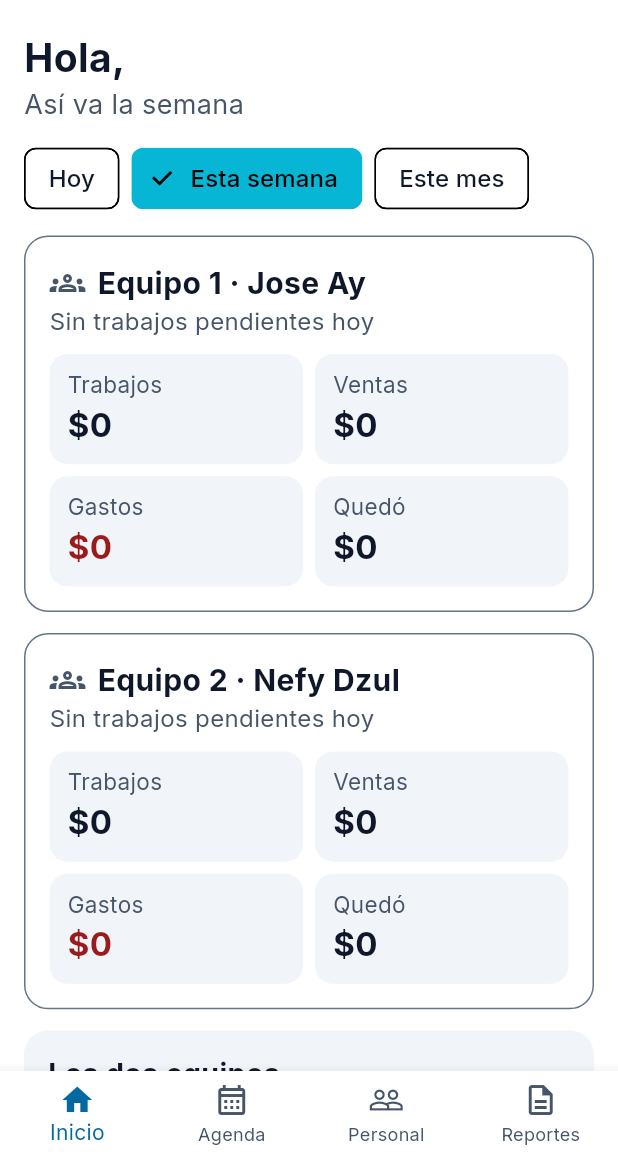
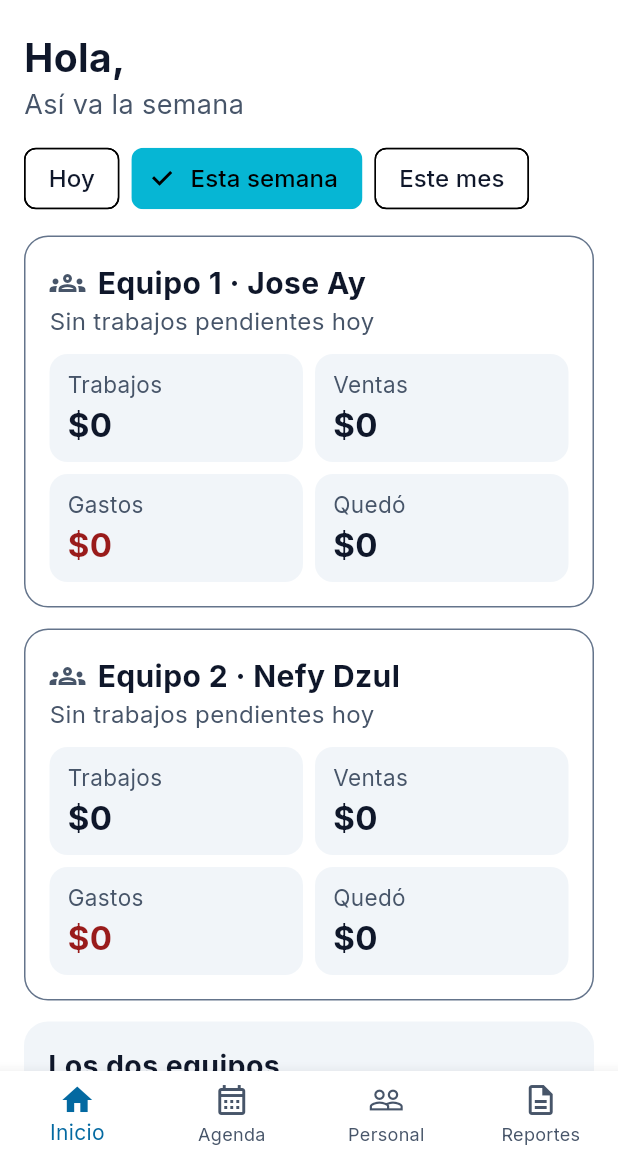
Before and after one commit to HeilamAP/herreria-app-mobile, a Flutter app: the MainNavigationScreen screen opened directly, on a phone screen of 412 x 824 dp, the part 78-1236 px from its top. Run offline on Flutter 3.47's test engine with Material 3 defaults, Android fonts, the phone set to English and light mode, and no system bars; our stand-ins replace google_fonts, image_picker, share_plus, shared_preferences; accounts and stored records are empty.

Commit message:
Inicio del administrador: los montos ya no se cortan
Los cuadros de Trabajos, Ventas, Gastos y Quedó tenían un alto fijo y,
con la letra grande de la app, el monto se cortaba por abajo. Ahora el
alto se ajusta al texto.

Co-Authored-By: Claude Opus 5.5 <noreply@anthropic.com>

```diff
--- a/lib/screens/admin_inicio_screen.dart
+++ b/lib/screens/admin_inicio_screen.dart
@@ -141,20 +141,18 @@ class _TarjetaEquipo extends StatelessWidget {
             style: TextStyle(fontSize: 16, color: EC.textoSuave),
           ),
           const SizedBox(height: 10),
-          GridView.count(
-            crossAxisCount: 2,
-            shrinkWrap: true,
-            physics: const NeverScrollableScrollPhysics(),
-            mainAxisSpacing: 8,
-            crossAxisSpacing: 8,
-            childAspectRatio: 2.3,
-            children: [
-              dato('Trabajos', resumen.trabajos),
-              dato('Ventas', resumen.ventas),
-              dato('Gastos', resumen.gastos, color: EC.peligroTexto),
-              dato('Quedó', resumen.quedo),
-            ],
-          ),
+          // Dos filas de dos cuadros; el alto se ajusta al texto para que el monto nunca se corte.
+          Row(children: [
+            Expanded(child: dato('Trabajos', resumen.trabajos)),
+            const SizedBox(width: 8),
+            Expanded(child: dato('Ventas', resumen.ventas)),
+          ]),
+          const SizedBox(height: 8),
+          Row(children: [
+            Expanded(child: dato('Gastos', resumen.gastos, color: EC.peligroTexto)),
+            const SizedBox(width: 8),
+            Expanded(child: dato('Quedó', resumen.quedo)),
+          ]),
         ],
       ),
     );
```
